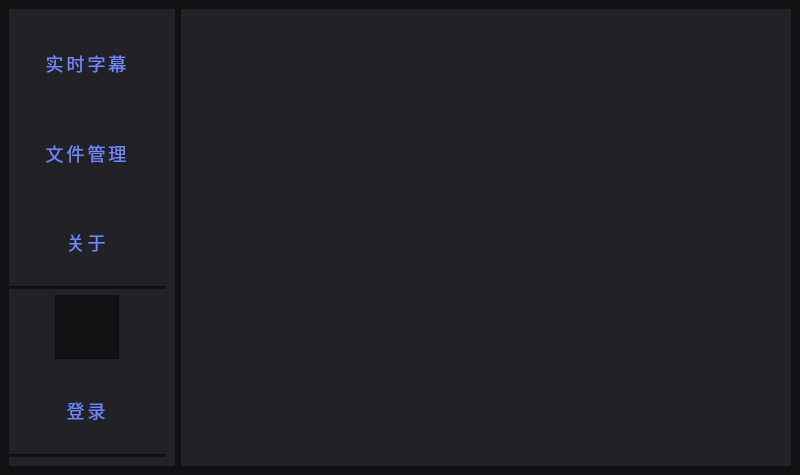
First picture: the form in runtime/core/SOSForWindows/SetUp.ui, repository YunyingTech/ShapeOfSound, before the edit.
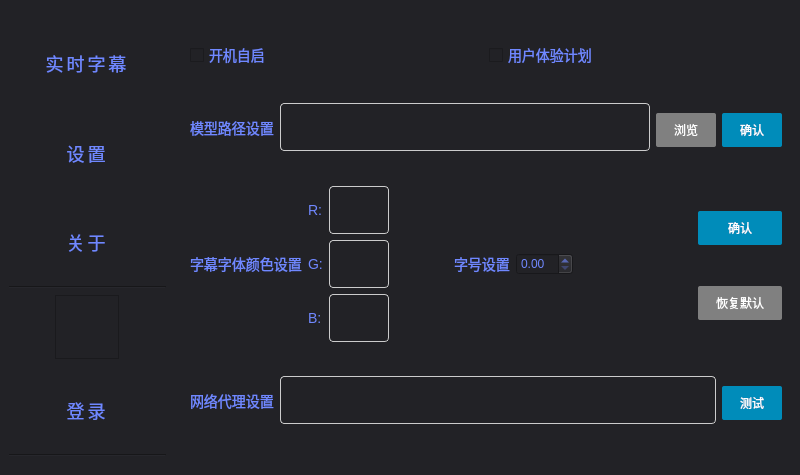
Second picture: the form after the edit. The open tabs and pages were chosen to show the change. Icons and pictures are not drawn.

Commit message: Mod the style

What changed in the file:
```diff
--- a/runtime/core/SOSForWindows/SetUp.ui
+++ b/runtime/core/SOSForWindows/SetUp.ui
@@ -45,7 +45,33 @@
     <normaloff>../../../86153/Documents/Tencent Files/2841415062/FileRecv/挑战杯logo.png</normaloff>../../../86153/Documents/Tencent Files/2841415062/FileRecv/挑战杯logo.png</iconset>
   </property>
   <property name="styleSheet">
-   <string notr="true">background-color:#111113;</string>
+   <string notr="true">QMainWindow{background-color:#111113;}
+QLineEdit{
+	display: block; 
+	width: 100%; 
+	height: 34px; 
+	padding: 6px 12px; 
+	font-size: 14px; 
+	line-height: 1.428571429; 
+	color: #555555; 
+	vertical-align: middle; 
+	background-color: #ffffff; 
+	border: 1px solid #cccccc; 
+	border-radius: 4px; 
+	-webkit-box-shadow: inset 0 1px 1px rgba(0, 0, 0,0.075); 
+	box-shadow: inset 0 1px 1px rgba(0, 0, 0, 0.075); 
+	-webkit-transition: border-color ease-in-out .15s, box-shadow ease-in-out .15s; 
+	transition: border-color ease-in-out .15s, box-shadow ease-in-out .15s; 
+}
+
+QLineEdit:focus{
+	border-color: #66afe9; 
+	outline: 0; 
+	-webkit-box-shadow: inset 0 1px 1px rgba(0,0,0,.075), 0 0 8px rgba(102, 175, 233, 0.6); 
+	box-shadow: inset 0 1px 1px rgba(0,0,0,.075), 0 0 8px rgba(102, 175, 233, 0.6); 
+}
+
+</string>
   </property>
   <widget class="QWidget" name="centralwidget">
    <property name="sizePolicy">
@@ -60,6 +86,12 @@
      <height>0</height>
     </size>
    </property>
+   <property name="styleSheet">
+    <string notr="true">QWidget{
+	color:#7088FF;
+	background-color:#222226;
+}</string>
+   </property>
    <layout class="QHBoxLayout" name="horizontalLayout">
     <item alignment="Qt::AlignLeft|Qt::AlignVCenter">
      <widget class="QWidget" name="widget" native="true">
@@ -97,11 +129,9 @@
        <string notr="true">.QWidget{
 	background-color:#222226;
 	height:100%;
-
-
 }
 
-.QToolButton{
+QToolButton{
 min-height:50px;
 margin-top:50px;
 border-radius:14px;
@@ -113,7 +143,9 @@
 letter-spacing: 3px;
 margin-top:60px;
 margin-bottom:60px;
-}</string>
+}
+
+</string>
       </property>
       <layout class="QVBoxLayout" name="verticalLayout">
        <property name="leftMargin">
@@ -155,7 +187,7 @@
 </string>
          </property>
          <property name="text">
-          <string>文件管理</string>
+          <string>设置</string>
          </property>
         </widget>
        </item>
@@ -267,9 +299,80 @@
        </size>
       </property>
       <property name="styleSheet">
-       <string notr="true">text-align:center;
-color:#7088FF;
-background-color:#222226;</string>
+       <string notr="true">QLabel{
+	font-family: &quot;Microsoft YaHei&quot;;
+	font:14px;
+	text-align:center;
+}
+
+QCheckBox{
+	font-family: &quot;Microsoft YaHei&quot;;
+	font:14px;
+	text-align:center;
+}
+
+QPushButton{
+	border: none;
+	display: inline-block;
+	outline: 0;
+	padding: 8px 18px;
+	margin-top: 15px;
+	margin-bottom: 10px;
+	vertical-align: middle;
+	overflow: hidden;
+	text-decoration: none;
+	color: #fff;
+	background-color: #008CBA;
+	text-align: center;
+	transition: .2s ease-out;
+	cursor: pointer;
+	white-space: nowrap;
+	box-shadow: 0px 2px 6px rgba(0,0,0,0.12), 0px 1px 2px rgba(0,0,0,0.24);
+	font-family: '微软雅黑';
+	border-radius: 2px;
+}
+
+QPushButton:hover{
+	border: none;
+	display: inline-block;
+	outline: 0;
+	padding: 8px 18px;
+	margin-top: 15px;
+	margin-bottom: 10px;
+	vertical-align: middle;
+	overflow: hidden;
+	text-decoration: none;
+	color: #fff;
+	background-color: #0080B0;
+	text-align: center;
+	transition: .2s ease-out;
+	cursor: pointer;
+	white-space: nowrap;
+	box-shadow: 0px 2px 6px rgba(0,0,0,0.12), 0px 1px 2px rgba(0,0,0,0.24);
+	font-family: '微软雅黑';
+	border-radius: 2px;
+}
+
+QPushButton:press{
+	border: none;
+	display: inline-block;
+	outline: 0;
+	padding: 8px 18px;
+	margin-top: 15px;
+	margin-bottom: 10px;
+	vertical-align: middle;
+	overflow: hidden;
+	text-decoration: none;
+	color: #fff;
+	background-color: #0060A0;
+	text-align: center;
+	transition: .2s ease-out;
+	cursor: pointer;
+	white-space: nowrap;
+	box-shadow: 0px 2px 6px rgba(0,0,0,0.12), 0px 1px 2px rgba(0,0,0,0.24);
+	font-family: '微软雅黑';
+	border-radius: 2px;
+}</string>
       </property>
       <property name="currentIndex">
        <number>2</number>
@@ -300,17 +403,272 @@
         </item>
        </layout>
       </widget>
-      <widget class="QWidget" name="page_2"/>
-      <widget class="QWidget" name="page_3">
-       <layout class="QHBoxLayout" name="horizontalLayout_6">
+      <widget class="QWidget" name="settingPage">
+       <layout class="QVBoxLayout" name="verticalLayout_9">
         <item>
-         <widget class="QGraphicsView" name="aboutLogo">
-          <property name="minimumSize">
-           <size>
-            <width>128</width>
-            <height>128</height>
-           </size>
-          </property>
+         <layout class="QHBoxLayout" name="horizontalLayout_13">
+          <item>
+           <widget class="QCheckBox" name="checkBox">
+            <property name="text">
+             <string>开机自启</string>
+            </property>
+           </widget>
+          </item>
+          <item>
+           <widget class="QCheckBox" name="checkBox_2">
+            <property name="text">
+             <string>用户体验计划</string>
+            </property>
+           </widget>
+          </item>
+         </layout>
+        </item>
+        <item>
+         <layout class="QHBoxLayout" name="horizontalLayout_2">
+          <item>
+           <widget class="QLabel" name="label_2">
+            <property name="text">
+             <string>模型路径设置</string>
+            </property>
+           </widget>
+          </item>
+          <item>
+           <widget class="QLineEdit" name="modelPathLineEdit"/>
+          </item>
+          <item>
+           <widget class="QPushButton" name="modelBrowser">
+            <property name="styleSheet">
+             <string notr="true">background-color:gray;</string>
+            </property>
+            <property name="text">
+             <string>浏览</string>
+            </property>
+           </widget>
+          </item>
+          <item>
+           <widget class="QPushButton" name="modelPathCheckBtn">
+            <property name="text">
+             <string>确认</string>
+            </property>
+           </widget>
+          </item>
+         </layout>
+        </item>
+        <item>
+         <layout class="QHBoxLayout" name="horizontalLayout_6">
+          <item>
+           <widget class="QLabel" name="label_3">
+            <property name="text">
+             <string>字幕字体颜色设置</string>
+            </property>
+           </widget>
+          </item>
+          <item>
+           <layout class="QVBoxLayout" name="verticalLayout_6">
+            <item>
+             <layout class="QHBoxLayout" name="horizontalLayout_12">
+              <item>
+               <widget class="QLabel" name="label_6">
+                <property name="maximumSize">
+                 <size>
+                  <width>30</width>
+                  <height>16777215</height>
+                 </size>
+                </property>
+                <property name="text">
+                 <string>R:</string>
+                </property>
+               </widget>
+              </item>
+              <item>
+               <widget class="QLineEdit" name="textFontR">
+                <property name="minimumSize">
+                 <size>
+                  <width>60</width>
+                  <height>0</height>
+                 </size>
+                </property>
+                <property name="maximumSize">
+                 <size>
+                  <width>30</width>
+                  <height>16777215</height>
+                 </size>
+                </property>
+               </widget>
+              </item>
+             </layout>
+            </item>
+            <item>
+             <layout class="QHBoxLayout" name="horizontalLayout_11">
+              <item>
+               <widget class="QLabel" name="label_7">
+                <property name="maximumSize">
+                 <size>
+                  <width>30</width>
+                  <height>16777215</height>
+                 </size>
+                </property>
+                <property name="text">
+                 <string>G:</string>
+                </property>
+               </widget>
+              </item>
+              <item>
+               <widget class="QLineEdit" name="textFontG">
+                <property name="minimumSize">
+                 <size>
+                  <width>60</width>
+                  <height>0</height>
+                 </size>
+                </property>
+                <property name="maximumSize">
+                 <size>
+                  <width>30</width>
+                  <height>16777215</height>
+                 </size>
+                </property>
+               </widget>
+              </item>
+             </layout>
+            </item>
+            <item>
+             <layout class="QHBoxLayout" name="horizontalLayout_10">
+              <item>
+               <widget class="QLabel" name="label_8">
+                <property name="maximumSize">
+                 <size>
+                  <width>30</width>
+                  <height>16777215</height>
+                 </size>
+                </property>
+                <property name="text">
+                 <string>B:</string>
+                </property>
+               </widget>
+              </item>
+              <item>
+               <widget class="QLineEdit" name="textFontB">
+                <property name="minimumSize">
+                 <size>
+                  <width>60</width>
+                  <height>0</height>
+                 </size>
+                </property>
+                <property name="maximumSize">
+                 <size>
+                  <width>30</width>
+                  <height>16777215</height>
+                 </size>
+                </property>
+               </widget>
+              </item>
+             </layout>
+            </item>
+           </layout>
+          </item>
+          <item>
+           <spacer name="horizontalSpacer_9">
+            <property name="orientation">
+             <enum>Qt::Horizontal</enum>
+            </property>
+            <property name="sizeHint" stdset="0">
+             <size>
+              <width>40</width>
+              <height>20</height>
+             </size>
+            </property>
+           </spacer>
+          </item>
+          <item>
+           <widget class="QLabel" name="label_10">
+            <property name="text">
+             <string>字号设置</string>
+            </property>
+           </widget>
+          </item>
+          <item>
+           <widget class="QDoubleSpinBox" name="textFontSize">
+            <property name="styleSheet">
+             <string notr="true"/>
+            </property>
+           </widget>
+          </item>
+          <item>
+           <spacer name="horizontalSpacer_6">
+            <property name="orientation">
+             <enum>Qt::Horizontal</enum>
+            </property>
+            <property name="sizeHint" stdset="0">
+             <size>
+              <width>40</width>
+              <height>20</height>
+             </size>
+            </property>
+           </spacer>
+          </item>
+          <item>
+           <spacer name="horizontalSpacer_5">
+            <property name="orientation">
+             <enum>Qt::Horizontal</enum>
+            </property>
+            <property name="sizeHint" stdset="0">
+             <size>
+              <width>40</width>
+              <height>20</height>
+             </size>
+            </property>
+           </spacer>
+          </item>
+          <item>
+           <layout class="QVBoxLayout" name="verticalLayout_7">
+            <item>
+             <widget class="QPushButton" name="textFontBtn">
+              <property name="text">
+               <string>确认</string>
+              </property>
+             </widget>
+            </item>
+            <item>
+             <widget class="QPushButton" name="textFontReset">
+              <property name="styleSheet">
+               <string notr="true">background-color:gray;</string>
+              </property>
+              <property name="text">
+               <string>恢复默认</string>
+              </property>
+             </widget>
+            </item>
+           </layout>
+          </item>
+         </layout>
+        </item>
+        <item>
+         <layout class="QHBoxLayout" name="horizontalLayout_7">
+          <item>
+           <widget class="QLabel" name="label_5">
+            <property name="text">
+             <string>网络代理设置</string>
+            </property>
+           </widget>
+          </item>
+          <item>
+           <widget class="QLineEdit" name="lineEdit_3"/>
+          </item>
+          <item>
+           <widget class="QPushButton" name="pushButton_4">
+            <property name="text">
+             <string>测试</string>
+            </property>
+           </widget>
+          </item>
+         </layout>
+        </item>
+       </layout>
+      </widget>
+      <widget class="QWidget" name="aboutPage">
+       <layout class="QVBoxLayout" name="verticalLayout_5">
+        <item>
+         <widget class="QPushButton" name="logoBtn">
           <property name="maximumSize">
            <size>
             <width>128</width>
```
Left out of the diff: 240 changed lines with no effect on the pictures. The commit also changes 17 other files.
